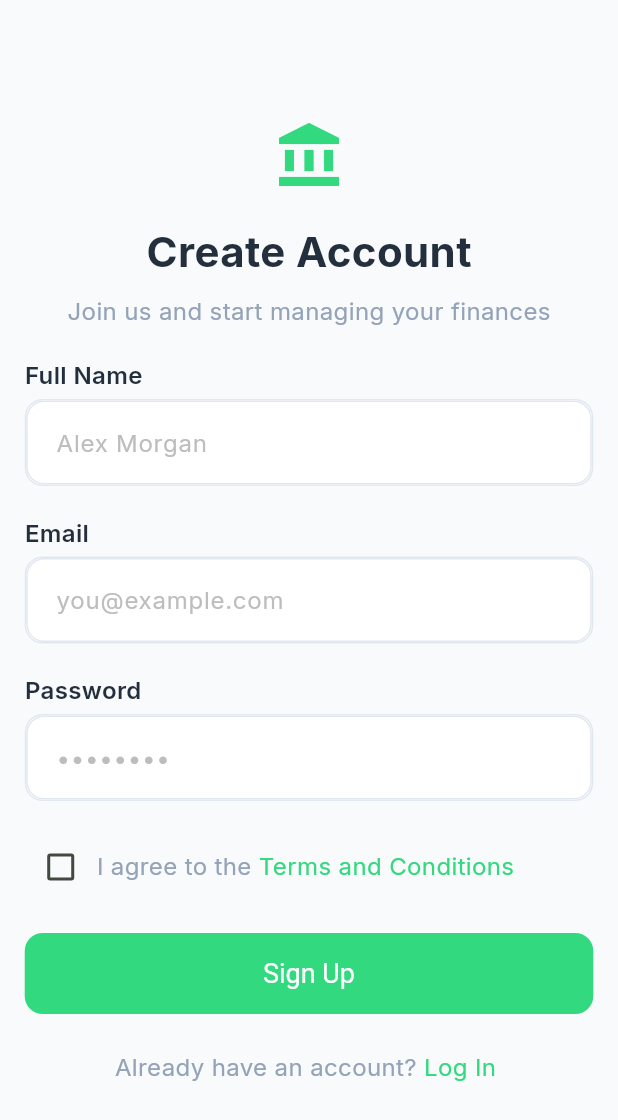
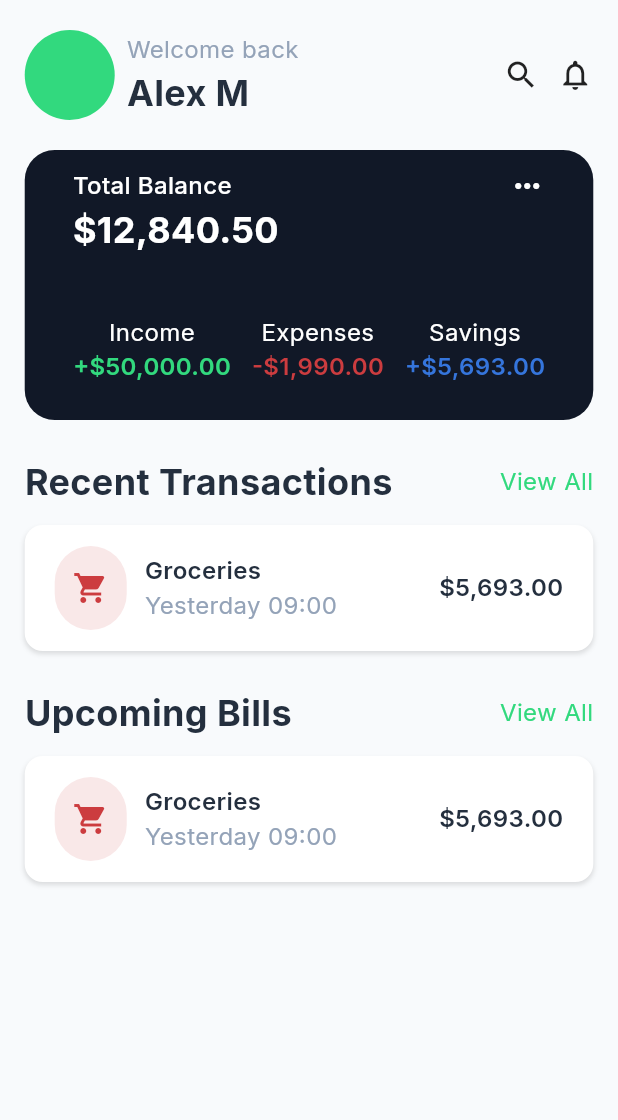
Before and after one commit to alvinwidi33/moneyapin, a Flutter app: the screen it shows after launch, after a tap on "Sign Up", on a phone screen of 412 x 824 dp. Shown: the top 1120 px of the screen. Run offline on Flutter 3.47's test engine with Material 3 defaults, Android fonts, the phone set to English and light mode, and no system bars; our stand-ins replace cloud_firestore, firebase_auth, firebase_core, get, google_fonts; accounts and stored records are empty; generated files the repository leaves out were written again; network calls fail.

Commit message:
feat:dashboard page done

```diff
--- a/lib/main.dart
+++ b/lib/main.dart
@@ -1,6 +1,9 @@
 import 'package:flutter/material.dart';
 import 'package:firebase_core/firebase_core.dart';
 import 'package:firebase_auth/firebase_auth.dart';
+import 'package:get/get_core/src/get_main.dart';
+import 'package:get/get_instance/src/extension_instance.dart';
+import 'package:moneyapin/controllers/auth_controller.dart';
 import 'package:moneyapin/routes/app_routes.dart';
 import 'package:moneyapin/theme/app_theme.dart';
 import 'firebase_options.dart';
@@ -11,7 +14,7 @@ void main() async {
   await Firebase.initializeApp(
     options: DefaultFirebaseOptions.currentPlatform,
   );
-
+  Get.put(AuthController());
   runApp(const MyApp());
 }
 
--- a/lib/models/users.dart
+++ b/lib/models/users.dart
@@ -4,6 +4,7 @@ class Users {
   final String? id;
   final String email;
   final String fullName;
+  final String? avatar;
   final DateTime createdAt;
   final DateTime updatedAt;
 
@@ -11,6 +12,7 @@ class Users {
     this.id,
     required this.email,
     required this.fullName,
+    this.avatar,
     required this.createdAt,
     required this.updatedAt,
   });
@@ -23,6 +25,7 @@ class Users {
       id: doc.id,
       email: data?['email'] ?? '',
       fullName: data?['fullName'] ?? '',
+      avatar: data?['avatar'] ?? '',
       createdAt:
           (data?['createdAt'] as Timestamp).toDate(),
       updatedAt:
@@ -34,6 +37,7 @@ class Users {
     return {
       'email': email,
       'fullName': fullName,
+      'avatar':avatar,
       'createdAt': Timestamp.fromDate(createdAt),
       'updatedAt': Timestamp.fromDate(updatedAt),
     };
--- a/lib/routes/app_routes.dart
+++ b/lib/routes/app_routes.dart
@@ -1,6 +1,7 @@
 
 import 'package:firebase_auth/firebase_auth.dart';
 import 'package:flutter/material.dart';
+import 'package:moneyapin/views/dashboard_page.dart';
 import 'package:moneyapin/views/login_page.dart';
 import 'package:moneyapin/views/register_page.dart';
 
@@ -15,6 +16,7 @@ class AppRoutes {
     const publicRoutes = [
       '/login',
       '/register',
+      '/dashboard'
     ];
 
     if (user == null && !publicRoutes.contains(settings.name)) {
@@ -34,10 +36,10 @@ class AppRoutes {
           builder: (_) => const RegisterPage(),
         );
 
-      // case '/home':
-      //   return MaterialPageRoute(
-      //     builder: (_) => const HomePage(),
-      //   );
+      case '/dashboard':
+        return MaterialPageRoute(
+          builder: (_) => const DashboardPage(),
+        );
 
       // case '/detail-book':
       //   return MaterialPageRoute(
--- a/lib/theme/app_theme.dart
+++ b/lib/theme/app_theme.dart
@@ -12,7 +12,7 @@ class AppTheme {
 
   static TextStyle headingStyle = GoogleFonts.inter(
     fontWeight: FontWeight.bold,
-    fontSize: 28,
+    fontSize: 24,
     color: secondary,
   );
 
--- /dev/null
+++ b/lib/views/dashboard_page.dart
@@ -0,0 +1,222 @@
+import 'package:flutter/material.dart';
+import 'package:intl/intl.dart';
+import 'package:moneyapin/theme/app_theme.dart';
+
+class DashboardPage extends StatefulWidget {
+  const DashboardPage({super.key});
+
+  @override
+  State<DashboardPage> createState() => _DashboardPageState();
+}
+
+class _DashboardPageState extends State<DashboardPage> {
+  @override
+  Widget build(BuildContext context) {
+    final screenWidth = MediaQuery.of(context).size.width * 0.92;
+    double balance = 12840.5;
+    final formattedBalance = NumberFormat.currency(locale: 'en_US', symbol: '\$')
+        .format(balance);
+    final formattedIncome = NumberFormat.currency(locale: 'en_US', symbol: '\$')
+        .format(50000.0);
+    final formattedExpense = NumberFormat.currency(locale: 'en_US', symbol: '\$')
+        .format(1990.0);
+    final formattedSavings = NumberFormat.currency(locale: 'en_US', symbol: '\$')
+        .format(5693.0);
+    return Scaffold(
+      body:SafeArea(
+        child: SingleChildScrollView(
+          child: Center(
+            child: SizedBox(
+              width: screenWidth,
+              child: Column(
+                children: [
+                  const SizedBox(height: 20),
+                  Row(
+                    mainAxisAlignment: MainAxisAlignment.spaceBetween,
+                    children: [
+                      Row(
+                        children: [
+                          CircleAvatar(
+                            radius: 30,
+                            backgroundColor: AppTheme.primary,
+                          ),
+                          const SizedBox(width: 8),
+                          Column(
+                            crossAxisAlignment: CrossAxisAlignment.start,
+                            children: [
+                              Text("Welcome back", style:AppTheme.bodyStyle),
+                              Text("Alex M", style: AppTheme.headingStyle)
+                            ],
+                          ),
+                        ],
+                      ),
+                      Row(
+                        children: [
+                          Icon(Icons.search),
+                          const SizedBox(width:12),
+                          Icon(Icons.notifications_none)
+                        ],
+                      )
+                    ],
+                  ),
+                  const SizedBox(height:20),
+                  Container(
+                    width: double.infinity,
+                    height: 180,
+                    decoration: BoxDecoration(
+                      color: const Color(0xFF111827),
+                      borderRadius: BorderRadius.circular(20)
+                    ),
+                    padding: const EdgeInsets.symmetric(horizontal: 32),
+                    child: Column(
+                      children: [
+                        const SizedBox(height: 12),
+                        Row(
+                          mainAxisAlignment: MainAxisAlignment.spaceBetween,
+                          children: [
+                            Text(
+                              "Total Balance",
+                              style: AppTheme.linkStyle.copyWith(color: Colors.white),
+                            ),
+                            const Icon(Icons.more_horiz, color: Colors.white),
+                          ],
+                        ),
+                        Align(
+                          alignment: Alignment.centerLeft,
+                          child: Text(
+                            formattedBalance,
+                            style: AppTheme.headingStyle.copyWith(color: Colors.white),
+                          ),
+                        ),
+                        const SizedBox(height:40),
+                        Row(
+                          mainAxisAlignment: MainAxisAlignment.spaceBetween,
+                          children: [
+                            Summary(title: "Income", money: "+$formattedIncome", color:AppTheme.primary),
+                            Summary(title: "Expenses", money: "-$formattedExpense", color:Color(0xFFCC3C3F)),
+                            Summary(title: "Savings", money: "+$formattedSavings", color:Color(0xFF3575DC)),
+                          ],
+                        )
+                      ],
+                    ),
+                  ),
+                  const SizedBox(height: 24),
+                  Row(
+                    mainAxisAlignment: MainAxisAlignment.spaceBetween,
+                    children: [
+                      Text("Recent Transactions", style:AppTheme.headingStyle),
+                      Text("View All", style:AppTheme.bodyStyle.copyWith(color:AppTheme.primary))
+                    ],
+                  ),
+                  const SizedBox(height:12),
+                  Card(title:"Groceries",time:"Yesterday 09:00", icon: Icons.shopping_cart, money: formattedSavings, color:Color(0xFFCC3C3F)),
+                  const SizedBox(height: 24),
+                  Row(
+                    mainAxisAlignment: MainAxisAlignment.spaceBetween,
+                    children: [
+                      Text("Upcoming Bills", style:AppTheme.headingStyle),
+                      Text("View All", style:AppTheme.bodyStyle.copyWith(color:AppTheme.primary))
+                    ],
+                  ),
+                  const SizedBox(height:12),
+                  Card(title:"Groceries",time:"Yesterday 09:00", icon: Icons.shopping_cart, money: formattedSavings, color:Color(0xFFCC3C3F))
+                ],
+              ),
+            ),
+          )
+        )
+      )
+    );
+  }
+}
+
+class Card extends StatelessWidget {
+  const Card({
+    super.key,
+    required this.money,
+    required this.color,
+    required this.icon,
+    required this.title,
+    required this.time
+  });
+
+  final String money;
+  final Color color;
+  final IconData icon;
+  final String title;
+  final String time;
+
+  @override
+  Widget build(BuildContext context) {
+    return Container(
+      width: double.infinity,
+      height: 84,
+      padding: EdgeInsets.symmetric(horizontal:20, vertical:4),
+      decoration: BoxDecoration(
+        color: Colors.white,
+        borderRadius: BorderRadius.circular(12),
+        boxShadow: [
+          BoxShadow(
+            color: Colors.black.withValues(alpha: 0.12),
+            blurRadius: 2,
+            offset: const Offset(0, 2),
+          ),
+        ]
+      ),
+      child: Row(
+        children: [
+          Container(
+            padding: EdgeInsets.symmetric(vertical:16, horizontal: 12),
+            decoration:BoxDecoration(
+              color: color.withValues(alpha: 0.12),
+              borderRadius: BorderRadius.all(
+                Radius.circular(90),
+              )
+            ),
+            child: Icon(icon, color:color),
+          ),
+          const SizedBox(width:12),
+          Column(
+            mainAxisAlignment: MainAxisAlignment.center,
+            crossAxisAlignment: CrossAxisAlignment.start,
+            children: [
+              Text(title, style:AppTheme.labelStyle),
+              Text(time, style:AppTheme.bodyStyle)
+            ],
+          ),
+          const Spacer(),
+          Text(money, style:AppTheme.labelStyle,)
+        ]
+      )
+    );
+  }
+}
+
+class Summary extends StatelessWidget {
+  const Summary({
+    super.key,
+    required this.money,
+    required this.color,
+    required this.title
+  });
+
+  final String money;
+  final String title;
+  final dynamic color;
+
+  @override
+  Widget build(BuildContext context) {
+    return Column(
+      children: [
+        Text(title, style:AppTheme.bodyStyle.copyWith(color:Colors.white)),
+        Align(
+          alignment: Alignment.center,
+          child: Text(
+            money,
+            style: AppTheme.labelStyle.copyWith(color: color),
+          ),
+        ),
+      ]
+    );
+  }
+}
--- a/lib/views/login_page.dart
+++ b/lib/views/login_page.dart
@@ -38,7 +38,7 @@ class _LoginPageState extends State<LoginPage> {
 
       await authController.loadUser();
 
-      Get.offAllNamed('/home');
+      Get.offAllNamed('/dashboard');
     } on FirebaseAuthException catch (e) {
       Get.snackbar(
         "Login Failed",
@@ -97,7 +97,7 @@ class _LoginPageState extends State<LoginPage> {
                       Text("Don't have an account? ", style: AppTheme.bodyStyle),
                       GestureDetector(
                         onTap:(){
-                          Navigator.pushReplacementNamed(context, '/register');
+                          Navigator.pushReplacementNamed(context, '/dashboard');
                         },
                         child: Text("Sign Up ", style: AppTheme.bodyStyle.copyWith(color:AppTheme.primary))
                       ),
--- a/pubspec.yaml
+++ b/pubspec.yaml
@@ -45,6 +45,7 @@ dependencies:
   cupertino_icons: ^1.0.8
   get: ^4.7.3
   google_fonts: ^8.0.2
+
 
 dev_dependencies:
   flutter_test:
```
